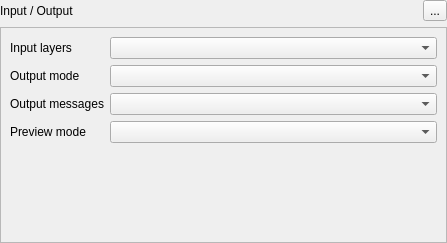
This is ui/inoutpanel.ui in c-koi/gmic-qt as Qt 5 draws it before an edit. The edited form follows.
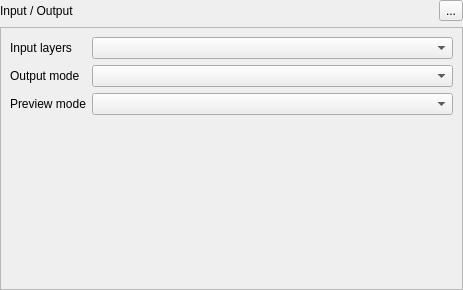
This is the edited form.

Commit message: Make output message mode a global setting

Patch:
```diff
--- a/ui/inoutpanel.ui
+++ b/ui/inoutpanel.ui
@@ -6,8 +6,8 @@
    <rect>
     <x>0</x>
     <y>0</y>
-    <width>447</width>
-    <height>243</height>
+    <width>463</width>
+    <height>290</height>
    </rect>
   </property>
   <property name="sizePolicy">
@@ -72,24 +72,11 @@
        <rect>
         <x>0</x>
         <y>0</y>
-        <width>431</width>
-        <height>142</height>
+        <width>461</width>
+        <height>152</height>
        </rect>
       </property>
       <layout class="QGridLayout" name="gridLayout">
-       <item row="2" column="0">
-        <widget class="QLabel" name="label_3">
-         <property name="sizePolicy">
-          <sizepolicy hsizetype="Preferred" vsizetype="Fixed">
-           <horstretch>0</horstretch>
-           <verstretch>0</verstretch>
-          </sizepolicy>
-         </property>
-         <property name="text">
-          <string>Output messages</string>
-         </property>
-        </widget>
-       </item>
        <item row="0" column="1">
         <widget class="QComboBox" name="inputLayers">
          <property name="sizePolicy">
@@ -123,7 +110,7 @@
          </property>
         </widget>
        </item>
-       <item row="3" column="0">
+       <item row="2" column="0">
         <widget class="QLabel" name="label_4">
          <property name="sizePolicy">
           <sizepolicy hsizetype="Preferred" vsizetype="Fixed">
@@ -136,16 +123,6 @@
          </property>
         </widget>
        </item>
-       <item row="2" column="1">
-        <widget class="QComboBox" name="outputMessages">
-         <property name="sizePolicy">
-          <sizepolicy hsizetype="Expanding" vsizetype="Fixed">
-           <horstretch>1</horstretch>
-           <verstretch>0</verstretch>
-          </sizepolicy>
-         </property>
-        </widget>
-       </item>
        <item row="1" column="0">
         <widget class="QLabel" name="label_2">
          <property name="sizePolicy">
@@ -159,7 +136,7 @@
          </property>
         </widget>
        </item>
-       <item row="3" column="1">
+       <item row="2" column="1">
         <widget class="QComboBox" name="previewMode">
          <property name="sizePolicy">
           <sizepolicy hsizetype="Expanding" vsizetype="Fixed">
@@ -169,7 +146,7 @@
          </property>
         </widget>
        </item>
-       <item row="4" column="0" colspan="2">
+       <item row="3" column="0" colspan="2">
         <widget class="QWidget" name="widget" native="true"/>
        </item>
       </layout>
```
The commit also changes 42 other files.
